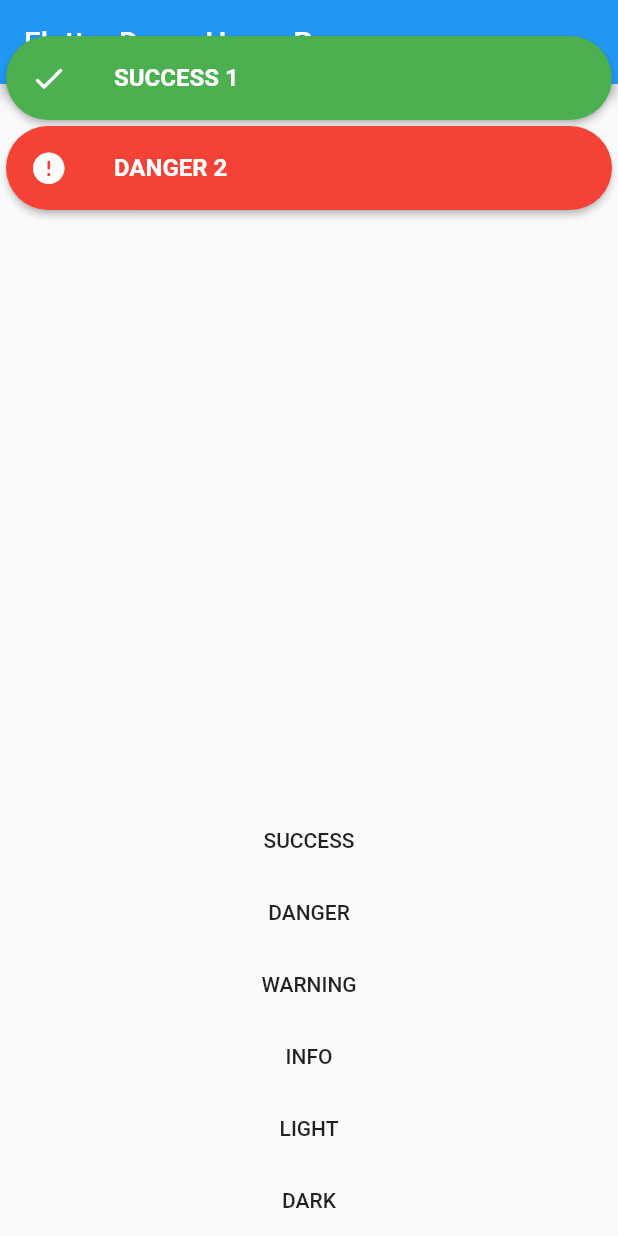
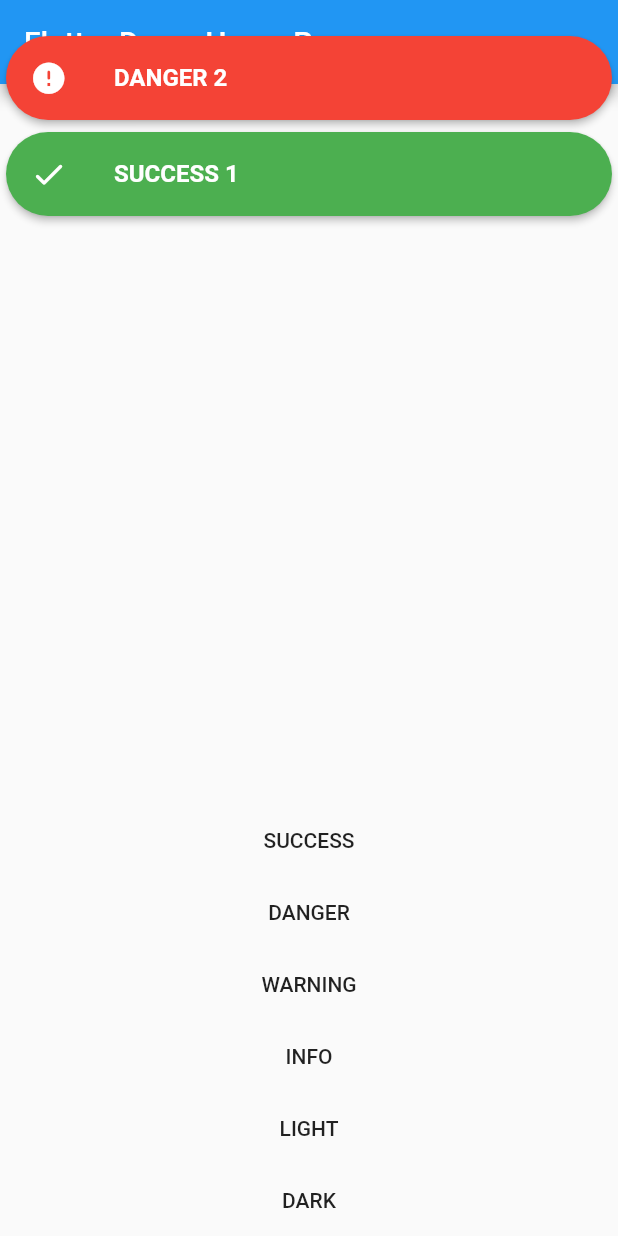
Before and after one commit to ahmeteminkara/legend_toastr, a Flutter app: the screen it shows after launch, after a tap on "SUCCESS", after a tap on "DANGER", on a phone screen of 412 x 824 dp. Run offline on Flutter 3.47's test engine with Material 2 defaults, Android fonts, the phone set to English and light mode, and no system bars.

Commit message:
animasyon çalıştı

```diff
--- a/example/lib/main.dart
+++ b/example/lib/main.dart
@@ -12,19 +12,7 @@ class MyApp extends StatelessWidget {
     return MaterialApp(
       title: 'Flutter Demo',
       theme: ThemeData(
-        // This is the theme of your application.
-        //
-        // Try running your application with "flutter run". You'll see the
-        // application has a blue toolbar. Then, without quitting the app, try
-        // changing the primarySwatch below to Colors.green and then invoke
-        // "hot reload" (press "r" in the console where you ran "flutter run",
-        // or simply save your changes to "hot reload" in a Flutter IDE).
-        // Notice that the counter didn't reset back to zero; the application
-        // is not restarted.
         primarySwatch: Colors.blue,
-        // This makes the visual density adapt to the platform that you run
-        // the app on. For desktop platforms, the controls will be smaller and
-        // closer together (more dense) than on mobile platforms.
         visualDensity: VisualDensity.adaptivePlatformDensity,
       ),
       home: MyHomePage(title: 'Flutter Demo Home Page'),
@@ -34,16 +22,6 @@ class MyApp extends StatelessWidget {
 
 class MyHomePage extends StatefulWidget {
   MyHomePage({Key key, this.title}) : super(key: key);
-
-  // This widget is the home page of your application. It is stateful, meaning
-  // that it has a State object (defined below) that contains fields that affect
-  // how it looks.
-
-  // This class is the configuration for the state. It holds the values (in this
-  // case the title) provided by the parent (in this case the App widget) and
-  // used by the build method of the State. Fields in a Widget subclass are
-  // always marked "final".
-
   final String title;
 
   @override
@@ -53,8 +31,7 @@ class MyHomePage extends StatefulWidget {
 class _MyHomePageState extends State<MyHomePage> {
   int _counter = 0;
 
-  final Position position = Position.TOP;
-  final int durationSecond = 20;
+  final int durationSecond = 5;
 
   @override
   Widget build(BuildContext context) {
@@ -68,7 +45,7 @@ class _MyHomePageState extends State<MyHomePage> {
         // Center is a layout widget. It takes a single child and positions it
         // in the middle of the parent.
         child: Column(
-          mainAxisAlignment: position == Position.TOP ? MainAxisAlignment.end : MainAxisAlignment.start,
+          mainAxisAlignment: MainAxisAlignment.end,
           children: <Widget>[
             FlatButton(
                 child: Text("SUCCESS"),
@@ -76,7 +53,6 @@ class _MyHomePageState extends State<MyHomePage> {
                   _counter++;
                   final builder = LegendToastrBuilder(context)
                     ..setMessage("SUCCESS $_counter")
-                    ..setPosition(position)
                     ..setTheme(Style.SUCCESS)
                     ..setPadding(EdgeInsets.zero)
                     ..setDuration(durationSecond);
@@ -89,7 +65,6 @@ class _MyHomePageState extends State<MyHomePage> {
                   _counter++;
                   final builder = LegendToastrBuilder(context)
                     ..setMessage("DANGER $_counter")
-                    ..setPosition(position)
                     ..setTheme(Style.DANGER)
                     ..setPadding(EdgeInsets.zero)
                     ..setDuration(durationSecond);
@@ -102,7 +77,6 @@ class _MyHomePageState extends State<MyHomePage> {
                   _counter++;
                   final builder = LegendToastrBuilder(context)
                     ..setMessage("WARNING $_counter")
-                    ..setPosition(position)
                     ..setTheme(Style.WARNING)
                     ..setPadding(EdgeInsets.zero)
                     ..setDuration(durationSecond);
@@ -114,7 +88,6 @@ class _MyHomePageState extends State<MyHomePage> {
                   _counter++;
                   final builder = LegendToastrBuilder(context)
                     ..setMessage("INFO $_counter")
-                    ..setPosition(position)
                     ..setTheme(Style.INFO)
                     ..setPadding(EdgeInsets.zero)
                     ..setDuration(durationSecond);
@@ -127,7 +100,6 @@ class _MyHomePageState extends State<MyHomePage> {
                   _counter++;
                   final builder = LegendToastrBuilder(context)
                     ..setMessage("LIGHT $_counter")
-                    ..setPosition(position)
                     ..setTheme(Style.LIGHT)
                     ..setPadding(EdgeInsets.zero)
                     ..setDuration(durationSecond);
@@ -140,7 +112,6 @@ class _MyHomePageState extends State<MyHomePage> {
                   _counter++;
                   final builder = LegendToastrBuilder(context)
                     ..setMessage("DARK $_counter")
-                    ..setPosition(position)
                     ..setTheme(Style.DARK)
                     ..setPadding(EdgeInsets.zero)
                     ..setDuration(durationSecond);
--- a/lib/legend_toastr.dart
+++ b/lib/legend_toastr.dart
@@ -13,7 +13,94 @@ class StyleSchema {
 }
 
 class LegendToastr {
-  static List<LegendToastrBuilder> listBuilder = List();
+  static Map<String, LegendToastrBuilder> _listToastr = Map();
+  static OverlayState _overlayState;
+  static OverlayEntry _overlayEntry;
+
+  static Future<void> show(LegendToastrBuilder builder) async {
+    //print(builder.toString());
+    initOverlay(builder);
+
+    final key = DateTime.now().toIso8601String();
+
+    _overlayState.setState(() {
+      _listToastr[key] = builder;
+    });
+    Timer(Duration(milliseconds: 100), () {
+      _overlayState.setState(() => _listToastr[key]._isActive = true);
+    });
+
+    Timer(Duration(seconds: builder._second), () {
+      _overlayState.setState(() => _listToastr[key]._isActive = false);
+      Timer(Duration(milliseconds: 500), () {
+        _overlayState.setState(() => _listToastr.remove(key));
+      });
+
+      print(builder._message + " silindi");
+
+      if (_listToastr.isEmpty) {
+        Timer(Duration(milliseconds: 1000), () {
+          print("liste boş");
+          _overlayEntry.remove();
+          _overlayEntry = null;
+        });
+      }
+    });
+  }
+
+  static initOverlay(LegendToastrBuilder builder) {
+    if (_overlayEntry != null) {
+      return;
+    }
+
+    _overlayState = Overlay.of(builder.context);
+    _overlayEntry = OverlayEntry(
+      builder: (context) {
+        double topPadding = MediaQuery.of(builder.context).padding.top + 20;
+
+        return Positioned(
+            top: topPadding,
+            left: builder._padding.left,
+            right: builder._padding.right,
+            child: Column(
+              children: generatorMessageBox,
+            ));
+      },
+    );
+
+    _overlayState.insert(_overlayEntry);
+  }
+
+  static List<Widget> get generatorMessageBox {
+    List<Widget> list = [];
+
+    _listToastr.forEach((key, builder) {
+      StyleSchema style = getColor(builder._theme);
+      list.add(AnimatedOpacity(
+        opacity: builder._isActive ? 1 : 0,
+        duration: Duration(milliseconds: 300),
+        child: AnimatedContainer(
+          duration: Duration(milliseconds: 100),
+          child: Card(
+            shape: RoundedRectangleBorder(
+              borderRadius: BorderRadius.circular(50),
+            ),
+            elevation: 2,
+            color: style.bgColor,
+            child: ListTile(
+              leading: Icon(style.iconData, size: 25, color: style.textColor),
+              title: Text(builder._message,
+                  style: TextStyle(
+                      color: style.textColor,
+                      fontWeight: FontWeight.w700,
+                      fontSize: 16)),
+            ),
+          ),
+        ),
+      ));
+    });
+    return list.reversed.toList();
+  }
 
   static StyleSchema getColor(Style style) {
     switch (style) {
@@ -59,56 +146,6 @@ class LegendToastr {
         break;
     }
   }
-
-  static Future<void> show(LegendToastrBuilder builder) async {
-    //print(builder.toString());
-    listBuilder.add(builder);
-
-    OverlayState overlayState = Overlay.of(builder.context);
-    OverlayEntry overlayEntry = OverlayEntry(
-      builder: (context) {
-        int index = listBuilder.indexOf(builder);
-
-        double topPadding = builder._position == Position.TOP ? MediaQuery.of(builder.context).padding.top + 20 + (index * 60) : null;
-
-        double bottomPadding = builder._position == Position.BOTTOM ? (index * 60.0) : null;
-
-        StyleSchema style = getColor(builder._theme);
-
-        return AnimatedPositioned(
-            duration: Duration(microseconds: 500),
-            top: topPadding,
-            bottom: bottomPadding,
-            left: builder._padding.left,
-            right: builder._padding.right,
-            child: Card(
-              shape: RoundedRectangleBorder(
-                borderRadius: BorderRadius.circular(50),
-              ),
-              elevation: 2,
-              color: style.bgColor,
-              child: ListTile(
-                leading: Icon(style.iconData, size: 25, color: style.textColor),
-                title: Text(builder._message, style: TextStyle(color: style.textColor, fontWeight: FontWeight.w700, fontSize: 16)),
-              ),
-            ));
-      },
-    );
-
-    print("listEntrys.size: " + listBuilder.length.toString());
-
-    overlayState.insert(overlayEntry);
-
-    Timer(Duration(seconds: builder._second), () {
-      overlayEntry.remove();
-      listBuilder.removeRange(0, 1);
-    });
-  }
-}
-
-enum Position {
-  TOP,
-  BOTTOM,
 }
 
 enum Style {
@@ -125,19 +162,18 @@ class LegendToastrBuilder {
   String _message;
   int _second = 5;
   EdgeInsets _padding = EdgeInsets.all(20);
-  Position _position = Position.BOTTOM;
   Style _theme = Style.INFO;
+  bool _isActive = false;
 
   LegendToastrBuilder(this.context);
 
   setMessage(String message) => this._message = message;
   setDuration(int second) => this._second = second;
-  setPosition(Position position) => this._position = position;
   setTheme(Style theme) => this._theme = theme;
   setPadding(EdgeInsets edgeInsets) => this._padding = edgeInsets;
 
   @override
   String toString() {
-    return "LegendToastr -> Message: '$_message', Second: $_second, Position: ${_position.toString()}, Theme: ${_theme.toString()}";
+    return "LegendToastr -> Message: '$_message', Second: $_second, Theme: ${_theme.toString()}";
   }
 }
```
